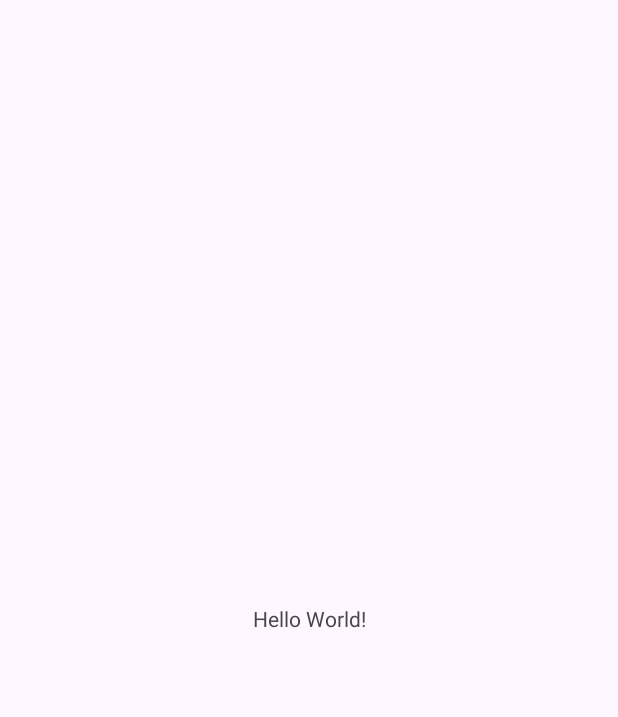
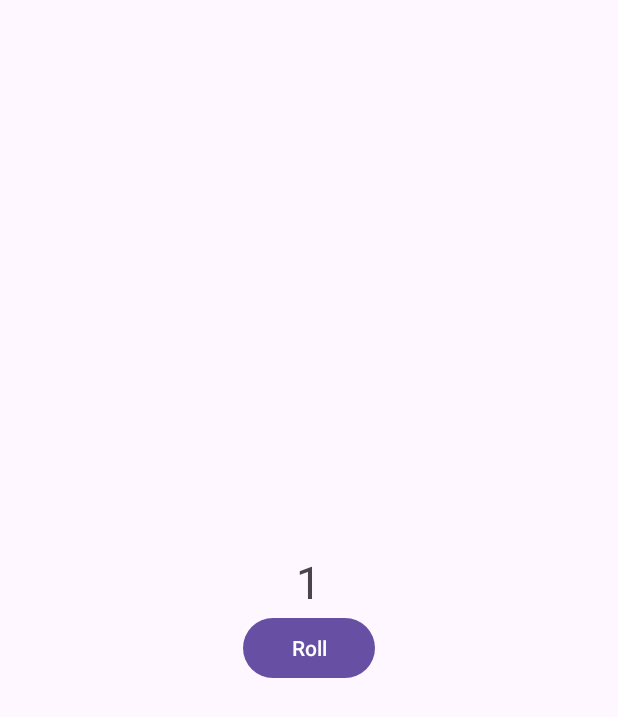
Before and after one commit to jatinfoujdar/RollingDice, an Android app: the screen it shows after launch (MainActivity), on a phone screen of 412 x 824 dp. Before the commit the part shown is almost empty. Shown: the top 717 px of the screen. Run offline under Robolectric (Android 15) with nearby library versions, the phone set to English and light mode, and no system bars.

Commit message:
layout commit

```diff
--- a/app/src/main/AndroidManifest.xml
+++ b/app/src/main/AndroidManifest.xml
@@ -1,6 +1,6 @@
 <?xml version="1.0" encoding="utf-8"?>
 <manifest xmlns:android="http://schemas.android.com/apk/res/android"
-    xmlns:tools="http://schemas.android.com/tools">
+    xmlns:tools="http://schemas.android.com/tools" >
 
     <application
         android:allowBackup="true"
@@ -11,10 +11,10 @@
         android:roundIcon="@mipmap/ic_launcher_round"
         android:supportsRtl="true"
         android:theme="@style/Theme.RollingDice"
-        tools:targetApi="31">
+        tools:targetApi="31" >
         <activity
             android:name=".MainActivity"
-            android:exported="true">
+            android:exported="true" >
             <intent-filter>
                 <action android:name="android.intent.action.MAIN" />
 
--- a/app/src/main/res/layout/activity_main.xml
+++ b/app/src/main/res/layout/activity_main.xml
@@ -1,19 +1,30 @@
 <?xml version="1.0" encoding="utf-8"?>
-<androidx.constraintlayout.widget.ConstraintLayout xmlns:android="http://schemas.android.com/apk/res/android"
+<LinearLayout
+    xmlns:android="http://schemas.android.com/apk/res/android"
+    xmlns:tools="http://schemas.android.com/tools"
     xmlns:app="http://schemas.android.com/apk/res-auto"
-    xmlns:tools="http://schemas.android.com/tools"
     android:id="@+id/main"
     android:layout_width="match_parent"
-    android:layout_height="match_parent"
+    android:layout_height="wrap_content"
+    android:orientation="vertical"
+    android:layout_gravity="center_vertical"
     tools:context=".MainActivity">
 
+    <!-- TextView showing the number "1" -->
     <TextView
         android:layout_width="wrap_content"
         android:layout_height="wrap_content"
-        android:text="Hello World!"
-        app:layout_constraintBottom_toBottomOf="parent"
-        app:layout_constraintEnd_toEndOf="parent"
-        app:layout_constraintStart_toStartOf="parent"
-        app:layout_constraintTop_toTopOf="parent" />
+        android:text="@string/_1"
+        android:layout_gravity="center_horizontal"
+        android:textSize="30sp"
+        />
 
-</androidx.constraintlayout.widget.ConstraintLayout>
+    <!-- Button with text label -->
+    <Button
+        android:layout_width="wrap_content"
+        android:layout_height="wrap_content"
+        android:text="@string/roll"
+        android:layout_gravity="center_horizontal"
+    />
+
+</LinearLayout>
--- a/app/src/main/res/values/strings.xml
+++ b/app/src/main/res/values/strings.xml
@@ -1,3 +1,5 @@
 <resources>
     <string name="app_name">RollingDice</string>
+    <string name="roll">Roll</string>
+    <string name="_1">1</string>
 </resources>
```
